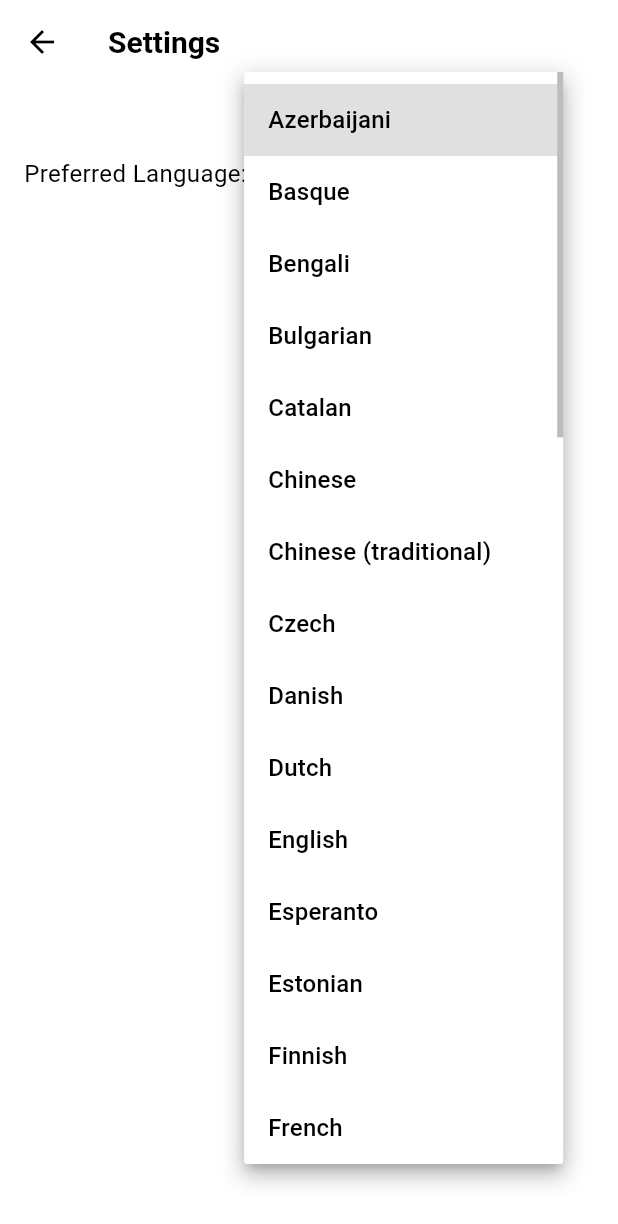
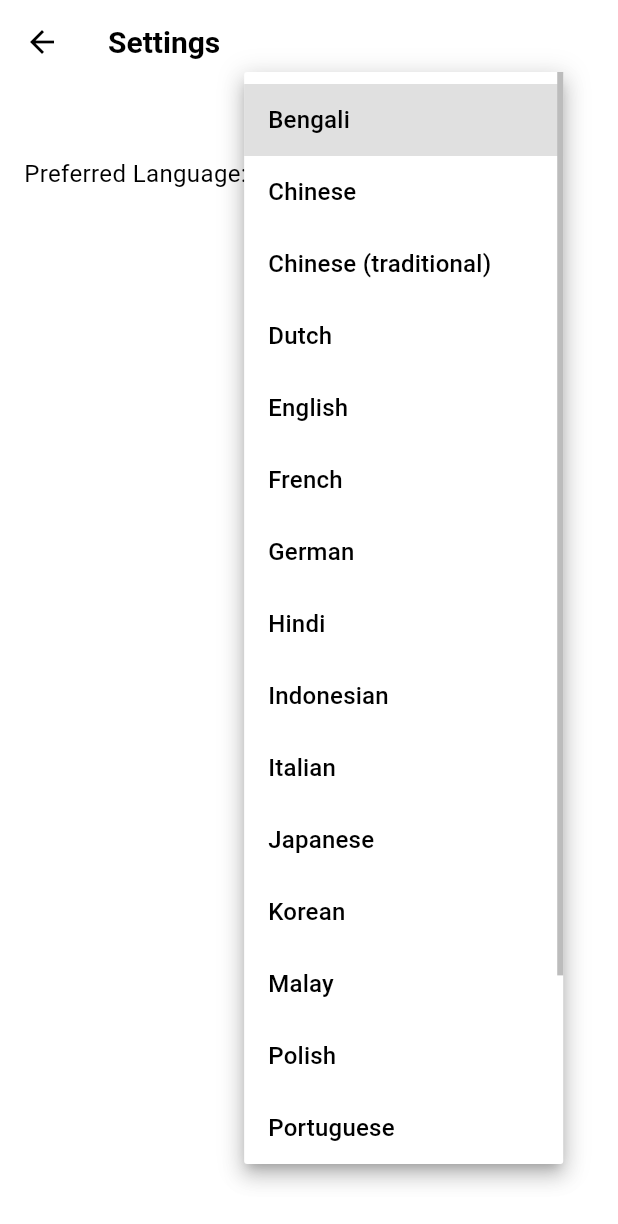
Before and after one commit to av1155/bridgechat, a Flutter app: the SettingsScreen screen opened by its route, after a tap on the "arrow drop down" icon, on a phone screen of 412 x 824 dp. Shown: the top 1224 px of the screen. Run offline on Flutter 3.47's test engine with Material 3 defaults, Android fonts, the phone set to English and light mode, and no system bars; our stand-ins replace cloud_firestore, firebase_auth, firebase_core; accounts and stored records are empty; Roboto replaces fonts that are missing (Montserrat, OpenSans).

Commit message:
Trim supportedLanguages list for production
- Commented out less common languages to reduce runtime language set
- Retained widely spoken and globally relevant options

```diff
--- a/lib/utils/languages.dart
+++ b/lib/utils/languages.dart
@@ -1,47 +1,47 @@
 const Map<String, String> supportedLanguages = {
-  'Azerbaijani': 'az',
-  'Basque': 'eu',
+  // 'Azerbaijani': 'az',
+  // 'Basque': 'eu',
   'Bengali': 'bn',
-  'Bulgarian': 'bg',
-  'Catalan': 'ca',
+  // 'Bulgarian': 'bg',
+  // 'Catalan': 'ca',
   'Chinese': 'zh',
   'Chinese (traditional)': 'zt',
-  'Czech': 'cs',
-  'Danish': 'da',
+  // 'Czech': 'cs',
+  // 'Danish': 'da',
   'Dutch': 'nl',
   'English': 'en',
-  'Esperanto': 'eo',
-  'Estonian': 'et',
-  'Finnish': 'fi',
+  // 'Esperanto': 'eo',
+  // 'Estonian': 'et',
+  // 'Finnish': 'fi',
   'French': 'fr',
-  'Galician': 'gl',
+  // 'Galician': 'gl',
   'German': 'de',
-  'Greek': 'el',
-  'Hebrew': 'he',
+  // 'Greek': 'el',
+  // 'Hebrew': 'he',
   'Hindi': 'hi',
-  'Hungarian': 'hu',
+  // 'Hungarian': 'hu',
   'Indonesian': 'id',
-  'Irish': 'ga',
+  // 'Irish': 'ga',
   'Italian': 'it',
   'Japanese': 'ja',
   'Korean': 'ko',
-  'Latvian': 'lv',
-  'Lithuanian': 'lt',
+  // 'Latvian': 'lv',
+  // 'Lithuanian': 'lt',
   'Malay': 'ms',
-  'Norwegian': 'nb',
-  'Persian': 'fa',
+  // 'Norwegian': 'nb',
+  // 'Persian': 'fa',
   'Polish': 'pl',
   'Portuguese': 'pt',
-  'Portuguese (Brazil)': 'pb',
-  'Romanian': 'ro',
+  // 'Portuguese (Brazil)': 'pb',
+  // 'Romanian': 'ro',
   'Russian': 'ru',
-  'Slovak': 'sk',
-  'Slovenian': 'sl',
+  // 'Slovak': 'sk',
+  // 'Slovenian': 'sl',
   'Spanish': 'es',
-  'Swedish': 'sv',
-  'Tagalog': 'tl',
-  'Thai': 'th',
+  // 'Swedish': 'sv',
+  // 'Tagalog': 'tl',
+  // 'Thai': 'th',
   'Turkish': 'tr',
-  'Ukrainian': 'uk',
-  'Urdu': 'ur',
+  // 'Ukrainian': 'uk',
+  // 'Urdu': 'ur',
 };
```
